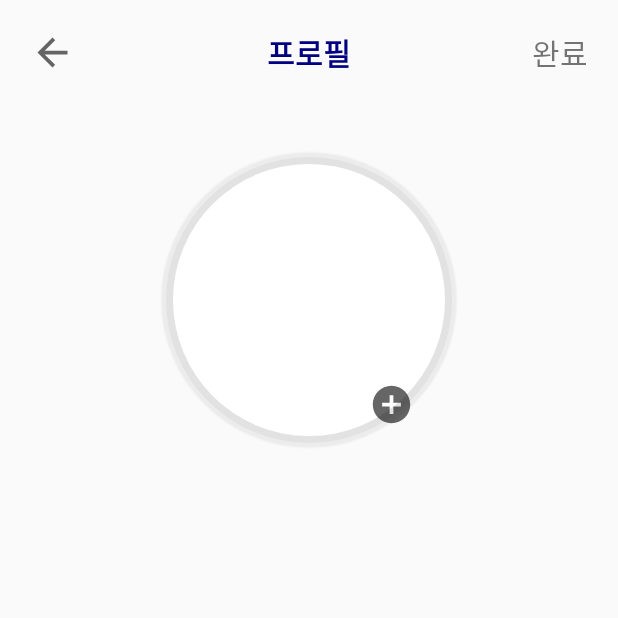
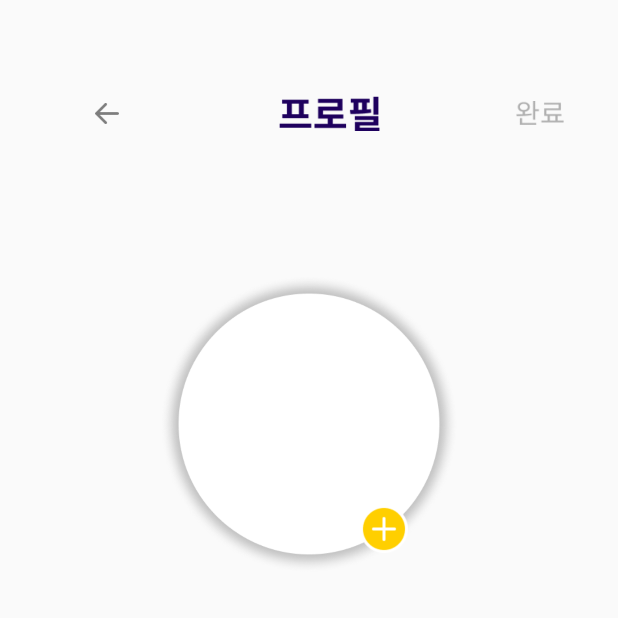
Before and after one commit to Corn-Farmer/CornFarmer-Android, an Android app: the JoinProfileActivity screen opened directly, with no data from a screen before it, on a phone screen of 412 x 824 dp, the top half of it. Run offline under Robolectric (Android 15) with nearby library versions, the light colour scheme and no system bars; our stand-ins replace CircleImageView.

Commit message:
feat: joinprofile 디자인
joinprofile 디자인

```diff
--- a/app/src/main/java/com/example/cornfarmer_android/LoginActivity.kt
+++ b/app/src/main/java/com/example/cornfarmer_android/LoginActivity.kt
@@ -16,10 +16,10 @@ class LoginActivity : AppCompatActivity() {
         binding = ActivityLoginBinding.inflate(layoutInflater)
         setContentView(binding.root)
 
-//        binding.loginKakaoLoginBt.setOnClickListener {
-//            val intent = Intent(this, JoinProfileActivity::class.java)
-//            startActivity(intent)
-//        }
+        binding.loginKakaoLoginBt.setOnClickListener {
+            val intent = Intent(this, JoinProfileActivity::class.java)
+            startActivity(intent)
+        }
 
 
 
--- a/app/src/main/res/layout/activity_join_profile.xml
+++ b/app/src/main/res/layout/activity_join_profile.xml
@@ -6,77 +6,107 @@
     android:layout_height="match_parent"
     tools:context=".JoinProfileActivity">
 
-    <androidx.constraintlayout.widget.ConstraintLayout
-        android:layout_width="match_parent"
-        android:layout_height="wrap_content"
-        app:layout_constraintTop_toTopOf="parent">
-
     <ImageView
         android:id="@+id/profile_back_iv"
-            android:layout_width="30dp"
-            android:layout_height="30dp"
-            android:layout_marginStart="20dp"
-            android:layout_marginTop="20dp"
-            android:src="@drawable/ic_baseline_arrow_back_24"
-            app:layout_constraintStart_toStartOf="parent"
-            app:layout_constraintTop_toTopOf="parent" />
-
-        <TextView
-            android:layout_width="wrap_content"
-            android:layout_height="wrap_content"
-            android:layout_marginTop="20dp"
-            android:text="프로필"
-            android:textColor="#000080"
-            android:textSize="20sp"
-            android:textStyle="bold"
+        android:layout_width="16dp"
+        android:layout_height="14dp"
+        android:layout_marginStart="37dp"
+        android:layout_marginTop="47dp"
+        android:layout_marginEnd="307dp"
+        android:layout_marginBottom="79dp"
+        android:src="@drawable/back_arrow"
+        app:layout_constraintBottom_toTopOf="@+id/profile_image_rl"
         app:layout_constraintEnd_toEndOf="parent"
         app:layout_constraintStart_toStartOf="parent"
         app:layout_constraintTop_toTopOf="parent" />
 
-        <TextView
-            android:id="@+id/profile_finish_tv"
-            android:layout_width="wrap_content"
-            android:layout_height="wrap_content"
-            android:layout_marginTop="20dp"
-            android:layout_marginEnd="20dp"
-            android:text="완료"
-            android:textSize="20sp"
+    <ImageView
+        android:id="@+id/profile_profile_iv"
+        android:layout_width="67dp"
+        android:layout_height="28dp"
+        android:layout_marginStart="94dp"
+        android:layout_marginTop="40dp"
+        android:layout_marginEnd="146dp"
+        android:src="@drawable/profile_profile"
+        app:layout_constraintBottom_toTopOf="@+id/profile_image_rl"
         app:layout_constraintEnd_toEndOf="parent"
+        app:layout_constraintStart_toEndOf="@+id/profile_back_iv"
         app:layout_constraintTop_toTopOf="parent" />
 
-
-    </androidx.constraintlayout.widget.ConstraintLayout>
-
+    <ImageView
+        android:id="@+id/profile_finish_iv"
+        android:layout_width="32dp"
+        android:layout_height="20dp"
+        android:layout_marginStart="84dp"
+        android:layout_marginTop="44dp"
+        android:layout_marginEnd="30dp"
+        android:layout_marginBottom="76dp"
+        android:src="@drawable/profile_finish"
+        app:layout_constraintBottom_toTopOf="@+id/profile_image_rl"
+        app:layout_constraintEnd_toEndOf="parent"
+        app:layout_constraintStart_toEndOf="@+id/profile_profile_iv"
+        app:layout_constraintTop_toTopOf="parent" />
 
     <RelativeLayout
-        android:layout_width="match_parent"
+        android:id="@+id/profile_image_rl"
+        android:layout_width="200dp"
+        android:layout_marginStart="80dp"
+        android:layout_marginTop="72dp"
+        android:layout_marginEnd="80dp"
+        android:layout_marginBottom="420dp"
+        app:layout_constraintBottom_toBottomOf="parent"
+        app:layout_constraintEnd_toEndOf="parent"
         app:layout_constraintStart_toStartOf="parent"
-        app:layout_constraintEnd_toEndOf="parent"
-        app:layout_constraintTop_toTopOf="parent"
-        android:layout_marginTop="100dp"
-        android:gravity="center"
-        android:layout_height="wrap_content">
+        app:layout_constraintTop_toBottomOf="@id/profile_profile_iv"
+        android:layout_height="200dp">
 
-        <de.hdodenhof.circleimageview.CircleImageView
-            android:id="@+id/profile_image_civ"
+        <ImageView
+            android:id="@+id/profile_image_iv"
             android:layout_width="200dp"
             android:layout_height="200dp"
-            android:background="@drawable/round_image_shadow"
-            />
+            android:src="@drawable/profile_image" />
 
         <ImageView
-            android:id="@+id/profile_plus_iv"
-            android:layout_width="30dp"
-            android:layout_height="30dp"
-            android:layout_alignEnd="@+id/profile_image_civ"
-            android:layout_alignBottom="@+id/profile_image_civ"
-            android:layout_marginEnd="30dp"
-            android:layout_marginBottom="15dp"
-            android:src="@drawable/ic_baseline_add_circle_24" />
-
+            android:id="@+id/profile_image_plus_iv"
+            android:layout_width="32dp"
+            android:layout_height="32dp"
+            android:layout_marginStart="134dp"
+            android:layout_marginEnd="34dp"
+            android:layout_marginTop="154dp"
+            android:src="@drawable/img" />
 
     </RelativeLayout>
 
 
 
+    <!--    <RelativeLayout-->
+    <!--        android:layout_width="match_parent"-->
+    <!--        app:layout_constraintStart_toStartOf="parent"-->
+    <!--        app:layout_constraintEnd_toEndOf="parent"-->
+    <!--        app:layout_constraintTop_toTopOf="parent"-->
+    <!--        android:layout_marginTop="100dp"-->
+    <!--        android:gravity="center"-->
+    <!--        android:layout_height="wrap_content">-->
+
+    <!--        <de.hdodenhof.circleimageview.CircleImageView-->
+    <!--            android:id="@+id/profile_image_civ"-->
+    <!--            android:layout_width="200dp"-->
+    <!--            android:layout_height="200dp"-->
+    <!--            android:background="@drawable/round_image_shadow"-->
+    <!--            />-->
+
+    <!--        <ImageView-->
+    <!--            android:id="@+id/profile_plus_iv"-->
+    <!--            android:layout_width="30dp"-->
+    <!--            android:layout_height="30dp"-->
+    <!--            android:layout_alignEnd="@+id/profile_image_civ"-->
+    <!--            android:layout_alignBottom="@+id/profile_image_civ"-->
+    <!--            android:layout_marginEnd="30dp"-->
+    <!--            android:layout_marginBottom="15dp"-->
+    <!--            android:src="@drawable/ic_baseline_add_circle_24" />-->
+
+
+    <!--    </RelativeLayout>-->
+
+
 </androidx.constraintlayout.widget.ConstraintLayout>
```
Also changed, not shown: app/src/main/res/drawable/back_arrow.png (added), app/src/main/res/drawable/img.png (added), app/src/main/res/drawable/profile_finish.png (added), app/src/main/res/drawable/profile_image.png (added), app/src/main/res/drawable/profile_profile.png (added). Lines whose indentation alone changed are shown as unchanged.
